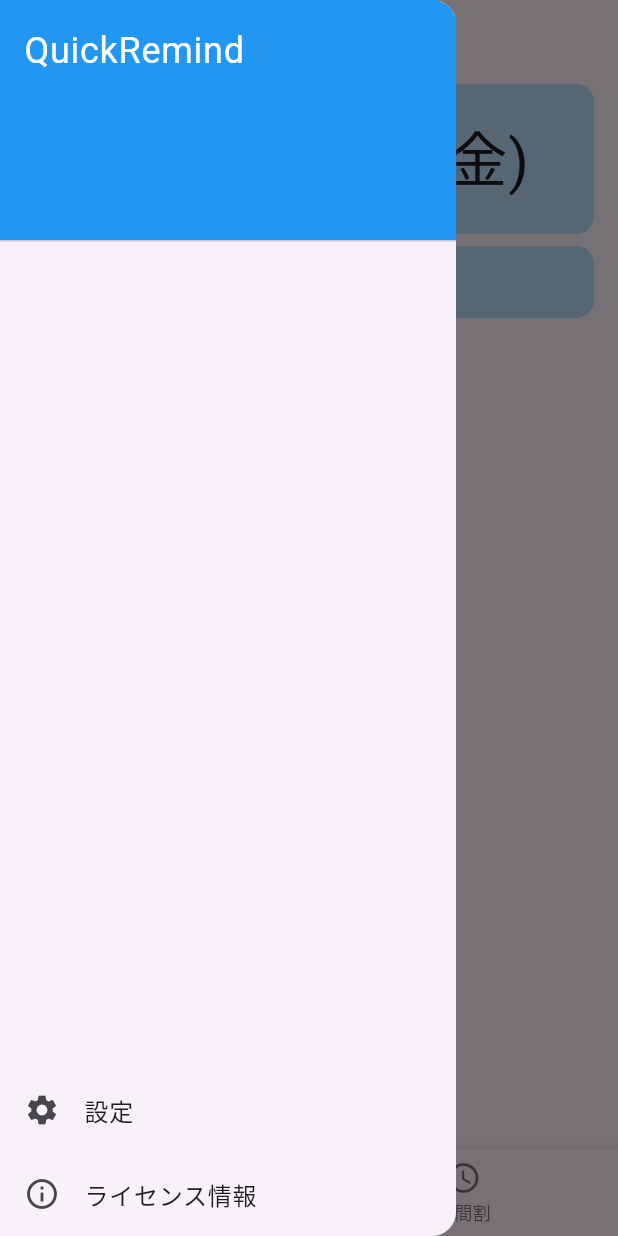
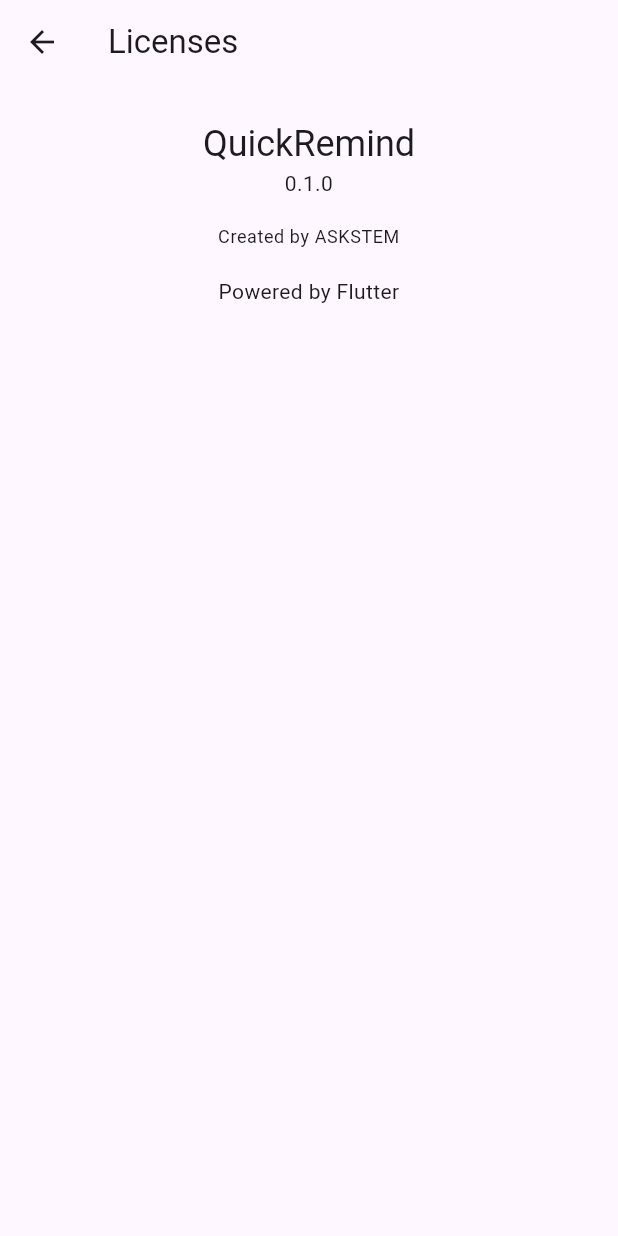
Before and after one commit to OMEGA-himajin/QuickRemind, a Flutter app: the App screen opened directly, in the side drawer, after a tap on "ライセンス情報", on a phone screen of 412 x 824 dp. Run offline on Flutter 3.47's test engine with Material 3 defaults, Android fonts, the light colour scheme and no system bars; our stand-ins replace appinio_swiper, cloud_firestore, firebase_auth, firebase_core; accounts and stored records are empty.

Commit message:
add: implement License screen and navigation

```diff
--- a/quickremind/lib/app.dart
+++ b/quickremind/lib/app.dart
@@ -3,6 +3,7 @@
 import 'screens/settings_screen.dart';
 import 'controller/auth_controller.dart';
 import 'screens/timetable_screen.dart';
+import 'screens/license_screen.dart';
 
 class App extends StatefulWidget {
   @override
@@ -99,7 +100,12 @@
           ListTile(
             leading: const Icon(Icons.info_outline),
             title: const Text('ライセンス情報'),
-            onTap: () {},
+            onTap: () {
+              Navigator.push(
+                context,
+                MaterialPageRoute(builder: (context) => const LicenseScreen()),
+              );
+            },
           ),
         ],
       )),
--- /dev/null
+++ b/quickremind/lib/screens/License_screen.dart
@@ -0,0 +1,16 @@
+import 'package:flutter/material.dart';
+
+class LicenseScreen extends StatelessWidget {
+  const LicenseScreen({Key? key}) : super(key: key);
+
+  @override
+  Widget build(BuildContext context) {
+    return const Scaffold(
+      body: LicensePage(
+        applicationName: 'QuickRemind',
+        applicationVersion: '0.1.0',
+        applicationLegalese: 'Created by ASKSTEM',
+      ),
+    );
+  }
+}
```
